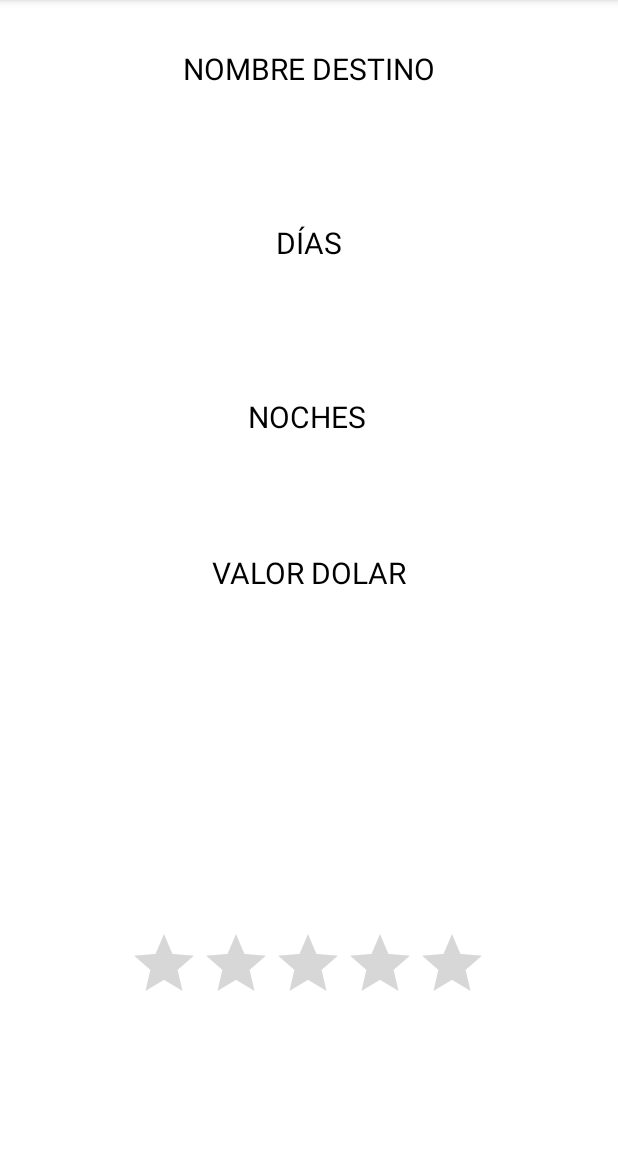
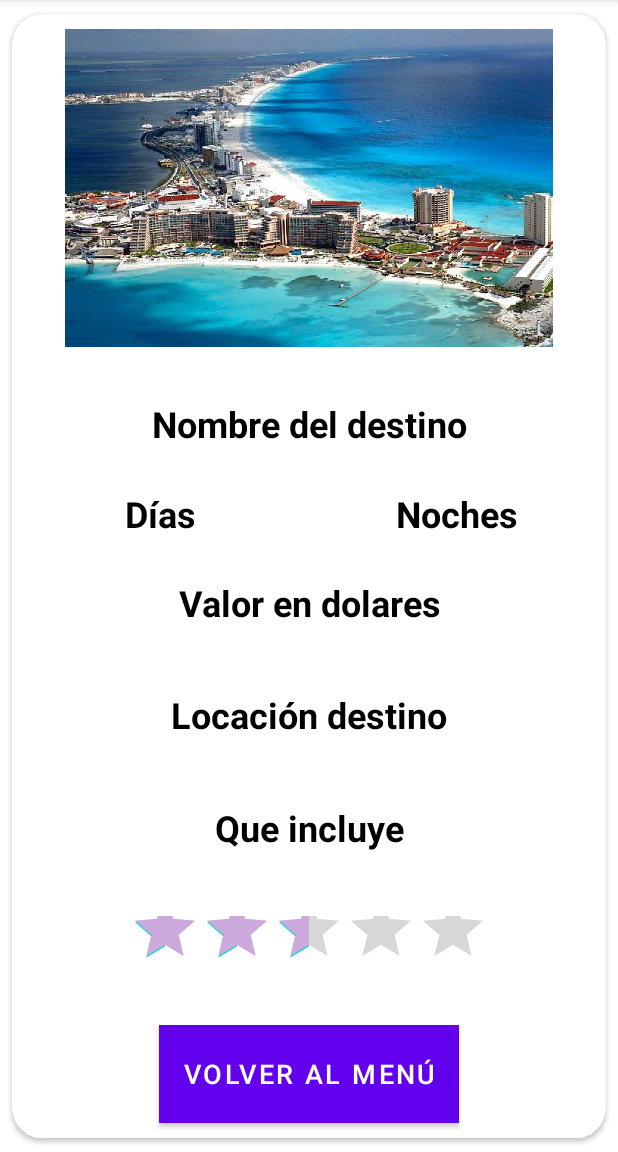
Before and after one commit to javimutis/Agencia-de-Viajes, an Android app: the VerFichaActivity screen opened directly, with no data from a screen before it, on a phone screen of 412 x 824 dp, the part 84-1236 px from its top. Run offline under Robolectric (Android 15) with nearby library versions, the phone set to English and light mode, and no system bars; our stand-ins replace data binding.

Commit message:
Union de las paginas, tengo que modificarlo

```diff
--- a/app/src/main/java/bootcamp/cl/ejemplo/appveterinarioperruno/FichaViajeActivity.java
+++ b/app/src/main/java/bootcamp/cl/ejemplo/appveterinarioperruno/FichaViajeActivity.java
@@ -120,10 +120,8 @@ public class FichaViajeActivity extends AppCompatActivity {
                 startActivity(intent);
             }
         });
-                //Log.d("MainActivity", "CLICK");
-            }
-
-
+        //Log.d("MainActivity", "CLICK");
+    }
 
 
     /*El método llenarRegistroDestino() se utiliza para tomar la información ingresada por el usuario y
--- a/app/src/main/java/bootcamp/cl/ejemplo/appveterinarioperruno/MainActivity.java
+++ b/app/src/main/java/bootcamp/cl/ejemplo/appveterinarioperruno/MainActivity.java
@@ -1,65 +1,50 @@
 package bootcamp.cl.ejemplo.appveterinarioperruno;
 
 import androidx.appcompat.app.AppCompatActivity;
-
+import android.content.Intent;
 import android.os.Bundle;
-
-import android.content.Intent;
 import android.util.Log;
 import android.view.View;
 import android.widget.Button;
-
 // A una pantalla o vista del programa se le conoce como Activity
 //Por cada activity siempre hay un archivo layout
 public class MainActivity extends AppCompatActivity {
 
-
-    /*
-    Variables para lógica
-     */
-    // Método que se ejecuta cuando se crea la actividad
     @Override
     protected void onCreate(Bundle savedInstanceState) {
         super.onCreate(savedInstanceState);
-        setContentView(R.layout.activity_main);// Establece la vista del layout llamado activity_main
+        setContentView(R.layout.activity_main);
 
-    /*
-    Traigo la vista a la actividad
-    */
-        // Obtiene la referencia al botón de navegación de la vista actual
+        Button agregarDestino = findViewById(R.id.botonAgregar);
 
-       Button agregarRegistro = findViewById(R.id.botonAgregar);
+        Log.d("MainActivity", "La activity agregar se ha creado");
 
-    // Imprime un mensaje en el registro de logs de la aplicación
-        Log.d("MainActivity", "La activity se ha creado");
-/*
-    Funcionalidad de la app que lleva a la ficha de viaje cuando se presiona el botón
-    */
-        // Asigna un escucha de clics al botón de navegación
-        agregarRegistro.setOnClickListener(new View.OnClickListener() {
+        agregarDestino.setOnClickListener(new View.OnClickListener() {
             @Override
             public void onClick(View view) {
-                abrirAgregarFichaDestino();
-            }// Llama al método abrirRegistroFichaDestino cuando se hace clic en el botón
-
+                abrirFichaViaje();
+            }
         });
 
+        Button irAlRegistro = findViewById(R.id.botonRegistro);
+
+        Log.e("MainActivity", "La activity registro se ha creado");
+
+        irAlRegistro.setOnClickListener(new View.OnClickListener() {
+            @Override
+            public void onClick(View view) {
+                abrirVerFicha();
+            }
+        });
     }
 
-    // Método que se ejecuta cuando se presiona el botón de navegación
-    private void abrirAgregarFichaDestino() {
-// Crea un nuevo intento que abre la actividad de la ficha del viaje
-        Intent intentoFicha = new Intent(this, FichaViajeActivity.class);
-        startActivity(intentoFicha); // Inicia la actividad del viaje
+    private void abrirFichaViaje() {
+        Intent intentoFichaViaje = new Intent(this, FichaViajeActivity.class);
+        startActivity(intentoFichaViaje);
     }
 
-    // Método que se ejecuta cuando se presiona el botón de lista de viajes
-    public void abrirListaDestino(View view) {
-// Crea un nuevo intento que abre la actividad de listado de fichas de viajes
-        Intent intent = new Intent(this, ListadoFichasActivity.class);
-        startActivity(intent); // Inicia la actividad del listado de fichas de viajes
-
-
+    private void abrirVerFicha() {
+        Intent intentoVerFicha = new Intent(this, VerFichaActivity.class);
+        startActivity(intentoVerFicha);
     }
-
 }
--- a/app/src/main/res/layout/activity_ver_ficha.xml
+++ b/app/src/main/res/layout/activity_ver_ficha.xml
@@ -7,70 +7,148 @@
 
     </data>
 
-    <androidx.constraintlayout.widget.ConstraintLayout
+    <androidx.cardview.widget.CardView
         android:layout_width="match_parent"
         android:layout_height="match_parent"
-        tools:context=".VerFichaActivity">
+        android:elevation="4dp"
+        app:cardCornerRadius="20dp"
+        app:cardUseCompatPadding="true">
 
-        <TextView
-            android:id="@+id/nombreDestino"
-            android:layout_width="wrap_content"
-            android:layout_height="wrap_content"
-            android:layout_marginTop="32dp"
-            android:text="NOMBRE DESTINO"
-            android:textColor="@color/black"
-            android:textSize="20sp"
-            app:layout_constraintEnd_toEndOf="parent"
-            app:layout_constraintStart_toStartOf="parent"
-            app:layout_constraintTop_toTopOf="parent" />
+        <LinearLayout
+            android:id="@+id/contenedorPrincipalItem"
+            android:layout_width="match_parent"
+            android:layout_height="match_parent"
+            android:orientation="vertical">
 
-        <TextView
-            android:id="@+id/tiempoViajeDias"
-            android:layout_width="wrap_content"
-            android:layout_height="match_parent"
-            android:layout_marginTop="148dp"
-            android:text="DÍAS"
-            android:textColor="@color/black"
-            android:textSize="20sp"
-            app:layout_constraintEnd_toEndOf="parent"
-            app:layout_constraintStart_toStartOf="parent"
-            app:layout_constraintTop_toTopOf="parent" />
+            <ImageView
+                android:id="@+id/imagenDestinosItem"
+                android:layout_width="match_parent"
+                android:layout_height="212dp"
+                android:layout_gravity="center"
+                android:layout_margin="10dp"
+                android:outlineProvider="bounds"
+                android:clipToOutline="true"
+                app:srcCompat="@drawable/cancun">
+            </ImageView>
 
 
-        <TextView
-            android:id="@+id/tiempoViajeNoche"
-            android:layout_width="wrap_content"
-            android:layout_height="wrap_content"
-            android:layout_marginTop="264dp"
-            android:text="NOCHES"
-            android:textColor="@color/black"
-            android:textSize="20sp"
-            app:layout_constraintEnd_toEndOf="parent"
-            app:layout_constraintHorizontal_bias="0.496"
-            app:layout_constraintStart_toStartOf="parent"
-            app:layout_constraintTop_toTopOf="parent" />
+            <TextView
+                android:id="@+id/nombrefichaItem"
+                android:layout_width="match_parent"
+                android:layout_height="wrap_content"
+                android:layout_marginTop="10dp"
+                android:layout_marginBottom="2dp"
+                android:layout_weight="1"
+                android:gravity="center"
+                android:text="Nombre del destino"
+                android:textColor="@color/black"
+                android:textSize="24sp"
+                android:textStyle="bold"></TextView>
 
-        <RatingBar
-            android:id="@+id/ratingBar"
-            android:layout_width="wrap_content"
-            android:layout_height="wrap_content"
-            android:layout_marginBottom="92dp"
-            app:layout_constraintBottom_toBottomOf="parent"
-            app:layout_constraintEnd_toEndOf="parent"
-            app:layout_constraintHorizontal_bias="0.497"
-            app:layout_constraintStart_toStartOf="parent" />
+            <LinearLayout
+                android:layout_width="match_parent"
+                android:layout_height="wrap_content"
+                android:orientation="horizontal">
 
-        <TextView
-            android:id="@+id/ValorDestino"
-            android:layout_width="wrap_content"
-            android:layout_height="wrap_content"
-            android:text="VALOR DOLAR"
-            android:textColor="@color/black"
-            android:textSize="20sp"
-            app:layout_constraintBottom_toBottomOf="@+id/tiempoViajeDias"
-            app:layout_constraintEnd_toEndOf="parent"
-            app:layout_constraintStart_toStartOf="parent"
-            app:layout_constraintTop_toBottomOf="@+id/tiempoViajeNoche"
-            app:layout_constraintVertical_bias="0.171" />
-    </androidx.constraintlayout.widget.ConstraintLayout>
+                <TextView
+                    android:id="@+id/diasfichaItem"
+                    android:layout_width="match_parent"
+                    android:layout_height="wrap_content"
+                    android:layout_marginTop="10dp"
+                    android:layout_marginBottom="2dp"
+                    android:layout_weight="1"
+                    android:gravity="center"
+                    android:text="Días"
+                    android:textColor="@color/black"
+                    android:textSize="24sp"
+                    android:textStyle="bold"></TextView>
+
+                <TextView
+                    android:id="@+id/nochefichaItem"
+                    android:layout_width="match_parent"
+                    android:layout_height="wrap_content"
+                    android:layout_marginTop="10dp"
+                    android:layout_marginBottom="2dp"
+                    android:layout_weight="1"
+                    android:gravity="center"
+                    android:text="Noches"
+                    android:textColor="@color/black"
+                    android:textSize="24sp"
+                    android:textStyle="bold"></TextView>
+
+            </LinearLayout>
+
+            <TextView
+                android:id="@+id/valorfichaItem"
+                android:layout_width="match_parent"
+                android:layout_height="wrap_content"
+                android:layout_marginTop="10dp"
+                android:layout_marginBottom="2dp"
+                android:layout_weight="1"
+                android:gravity="center"
+                android:text="Valor en dolares"
+                android:textColor="@color/black"
+                android:textSize="24sp"
+                android:textStyle="bold"></TextView>
+
+            <TextView
+                android:id="@+id/locacionfichaItem"
+                android:layout_width="match_parent"
+                android:layout_height="wrap_content"
+                android:layout_marginTop="10dp"
+                android:layout_marginBottom="2dp"
+                android:layout_weight="1"
+                android:gravity="center"
+                android:text="Locación destino"
+                android:textColor="@color/black"
+                android:textSize="24sp"
+                android:textStyle="bold"></TextView>
+
+            <TextView
+                android:id="@+id/queincluyefichaItem"
+                android:layout_width="match_parent"
+                android:layout_height="wrap_content"
+                android:layout_marginTop="10dp"
+                android:layout_marginBottom="2dp"
+                android:layout_weight="1"
+                android:gravity="center"
+                android:text="Que incluye"
+                android:textColor="@color/black"
+                android:textSize="24sp"
+                android:textStyle="bold"></TextView>
+
+            <RatingBar
+                android:id="@+id/estrellasfichaItem"
+                android:layout_width="wrap_content"
+                android:layout_height="wrap_content"
+                android:layout_below="@+id/etiquetanivelEstrellas"
+                android:layout_centerHorizontal="true"
+                android:layout_gravity="center"
+                android:layout_marginTop="10dp"
+                android:layout_weight="1"
+                android:gravity="center"
+                android:numStars="5"
+                android:progressTint="@color/color_principal_app"
+                android:rating="2.5"
+                android:stepSize="0.5" />
+
+            <Button
+                android:id="@+id/menufichaItem"
+                android:layout_width="wrap_content"
+                android:layout_height="50dp"
+                android:layout_below="@id/valoracionEstrellas"
+                android:layout_centerHorizontal="true"
+                android:layout_gravity="center"
+                android:layout_marginBottom="10dp"
+                android:layout_weight=".5"
+                android:background="@color/light_green"
+                android:backgroundTint="@color/light_green"
+                android:text="Volver al menú"
+                android:textColor="#FFFFFF"
+                android:textSize="18sp" />
+
+
+
+        </LinearLayout>
+    </androidx.cardview.widget.CardView>
 </layout>
--- a/gradle.properties
+++ b/gradle.properties
@@ -21,3 +21,4 @@ android.useAndroidX=true
 android.nonTransitiveRClass=true
 android.defaults.buildfeatures.buildconfig=true
 android.nonFinalResIds=false
+org.gradle.unsafe.configuration-cache = true
```
